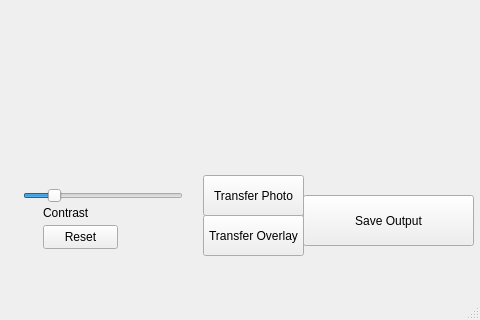
Before: the Qt Designer form mainwindow.ui in Starsmine/BMPBrightnessAndContrastWUDP, drawn with Qt 5; both pictures show x 497 to 977 and y 135 to 455 of the 977 by 455 pixel window.
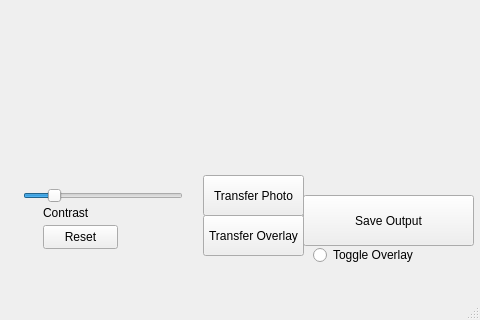
After: the same form once the commit is applied.

Diff of the .ui file:
```diff
--- a/mainwindow.ui
+++ b/mainwindow.ui
@@ -280,6 +280,19 @@
      <string>Transfer Overlay</string>
     </property>
    </widget>
+   <widget class="QRadioButton" name="radioButton">
+    <property name="geometry">
+     <rect>
+      <x>810</x>
+      <y>380</y>
+      <width>111</width>
+      <height>20</height>
+     </rect>
+    </property>
+    <property name="text">
+     <string>Toggle Overlay</string>
+    </property>
+   </widget>
   </widget>
   <widget class="QMenuBar" name="menubar">
    <property name="geometry">
```
